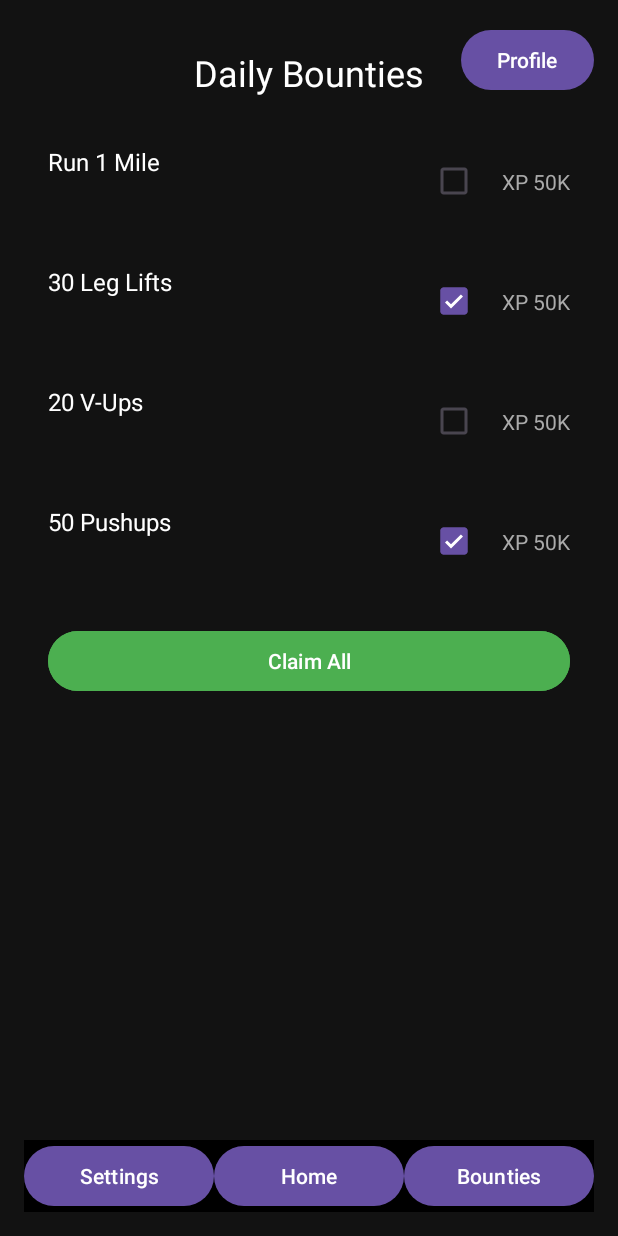
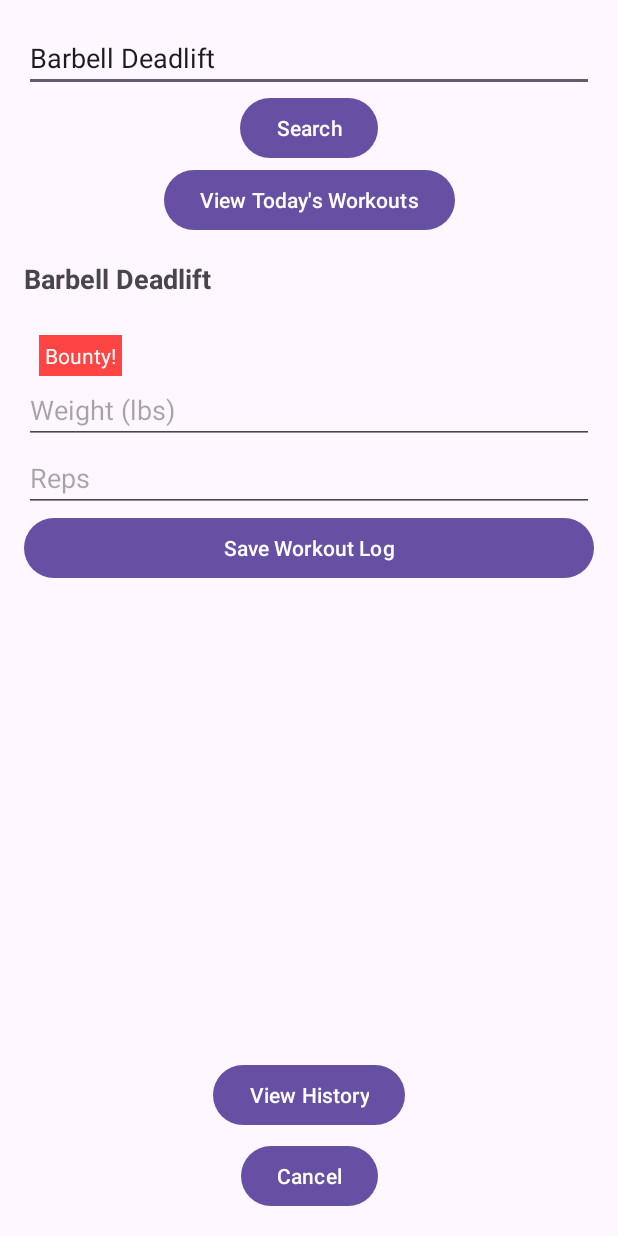
Before and after one commit to NordicNormad/GymRoyale, an Android app: the fragment BountyFragment placed in its activity, after a tap on "Claim All", on a phone screen of 412 x 824 dp. Run offline under Robolectric (Android 15) with nearby library versions, the phone set to English and light mode, and no system bars; our stand-ins replace Firebase (no records; nobody signed in at launch, a user with empty details on screens opened directly); 1 statement that could not run was skipped; 1 other tap on this screen came first.

Commit message:
bounty claim to workout log

```diff
--- a/app/build.gradle.kts
+++ b/app/build.gradle.kts
@@ -1,3 +1,5 @@
+import org.jetbrains.kotlin.ir.backend.js.compile
+
 plugins {
     alias(libs.plugins.android.application)
     alias(libs.plugins.kotlin.android)
@@ -36,8 +38,8 @@ android {
     }
 }
 
+
 dependencies {
-
     implementation(libs.androidx.core.ktx)
     implementation(libs.androidx.appcompat)
     implementation(libs.material)
--- a/app/src/main/java/com/cs407/gymroyale/BountyFragment.kt
+++ b/app/src/main/java/com/cs407/gymroyale/BountyFragment.kt
@@ -10,22 +10,23 @@ import android.widget.CheckBox
 import android.widget.TextView
 import android.widget.Toast
 import androidx.fragment.app.Fragment
+import androidx.lifecycle.lifecycleScope
 import androidx.recyclerview.widget.LinearLayoutManager
 import androidx.recyclerview.widget.RecyclerView
+import kotlinx.coroutines.Dispatchers
+import kotlinx.coroutines.launch
+import kotlinx.coroutines.withContext
+import java.io.BufferedReader
+import java.io.InputStreamReader
 
-data class Bounty(val task: String, val completed: Boolean)
+data class Bounty(val task: String, var isSelected: Boolean = false)
 
 class BountyFragment : Fragment() {
 
     private lateinit var recyclerView: RecyclerView
-    private lateinit var btnClaimAll: Button
-    //private lateinit var openSearchButton: Button
-    private val bountyList = listOf(
-        Bounty("Run 1 Mile", false),
-        Bounty("30 Leg Lifts", true),
-        Bounty("20 V-Ups", false),
-        Bounty("50 Pushups", true)
-    )
+    private lateinit var btnClaimBounty: Button
+    private lateinit var bountyAdapter: BountyAdapter
+    private var bountyList = mutableListOf<Bounty>()
 
     override fun onCreateView(
         inflater: LayoutInflater, container: ViewGroup?,
@@ -37,25 +38,32 @@ class BountyFragment : Fragment() {
         val bottomNavBountyButton = view.findViewById<Button>(R.id.buttonBottomNavBounties)
 
         recyclerView = view.findViewById(R.id.rvBounties)
-        btnClaimAll = view.findViewById(R.id.btnClaimAll)
-        //openSearchButton = view.findViewById(R.id.openSearchButton) // Referencing the button
+        btnClaimBounty = view.findViewById(R.id.btnClaimAll)
+
+        // Load workouts from CSV
+        loadWorkouts()
 
         // Set up RecyclerView
         recyclerView.layoutManager = LinearLayoutManager(requireContext())
-        recyclerView.adapter = BountyAdapter(bountyList)
+        bountyAdapter = BountyAdapter(bountyList)
+        recyclerView.adapter = bountyAdapter
 
-        // Button click listener for claiming all bounties
-        btnClaimAll.setOnClickListener {
-            Toast.makeText(requireContext(), "All bounties claimed!", Toast.LENGTH_SHORT).show()
+        // Button click listener for claiming a bounty
+        btnClaimBounty.setOnClickListener {
+            val selectedBounty = bountyAdapter.getSelectedBounty()
+            if (selectedBounty != null) {
+                // Navigate to SearchWorkout with the selected workout
+                val intent = Intent(requireContext(), SearchWorkout::class.java)
+                intent.putExtra("SELECTED_WORKOUT", selectedBounty.task)
+                intent.putExtra("IS_BOUNTY", true)
+                startActivity(intent)
+            } else {
+                Toast.makeText(requireContext(), "Please select a workout first", Toast.LENGTH_SHORT).show()
+            }
         }
 
-        // Open SearchWorkout activity when the button is clicked
-//        openSearchButton.setOnClickListener {
-//            val intent = Intent(requireContext(), SearchWorkout::class.java)
-//            startActivity(intent)
-//        }
 
-        bottomNavBountyButton.setOnClickListener {        }
+        bottomNavBountyButton.setOnClickListener { /* Empty */ }
 
         bottomNavSettingsButton.setOnClickListener { /* Empty */ }
         bottomNavHomeButton.setOnClickListener {
@@ -68,9 +76,37 @@ class BountyFragment : Fragment() {
         return view
     }
 
+    private fun loadWorkouts() {
+        lifecycleScope.launch {
+            bountyList.clear()
+            val workouts = readWorkoutsFromCsv()
+            bountyList.addAll(workouts.map { Bounty(it) })
+            bountyAdapter.notifyDataSetChanged()
+        }
+    }
+
+    private suspend fun readWorkoutsFromCsv(): List<String> {
+        return withContext(Dispatchers.IO) {
+            val workouts = mutableListOf<String>()
+            val inputStream = resources.openRawResource(R.raw.workouts)
+            val reader = BufferedReader(InputStreamReader(inputStream))
+
+            reader.useLines { lines ->
+                lines.forEach { line ->
+                    workouts.add(line.trim())
+                }
+            }
+
+            workouts
+        }
+    }
+
     // Inner Adapter Class
     inner class BountyAdapter(private val bounties: List<Bounty>) :
         RecyclerView.Adapter<BountyAdapter.BountyViewHolder>() {
+
+        // Keep track of the currently selected position
+        private var selectedPosition = -1
 
         inner class BountyViewHolder(view: View) : RecyclerView.ViewHolder(view) {
             val tvTask: TextView = view.findViewById(R.id.tvTask)
@@ -87,18 +123,29 @@ class BountyFragment : Fragment() {
         override fun onBindViewHolder(holder: BountyViewHolder, position: Int) {
             val bounty = bounties[position]
             holder.tvTask.text = bounty.task
-            holder.cbCompleted.isChecked = bounty.completed
             holder.tvXP.text = "XP 50K"
 
-            holder.cbCompleted.setOnCheckedChangeListener { _, isChecked ->
-                Toast.makeText(
-                    requireContext(),
-                    if (isChecked) "Completed: ${bounty.task}" else "Uncompleted: ${bounty.task}",
-                    Toast.LENGTH_SHORT
-                ).show()
+            // Check or uncheck the checkbox based on the current selection
+            holder.cbCompleted.isChecked = (position == selectedPosition)
+
+            // Handle checkbox clicks for selection
+            holder.cbCompleted.setOnClickListener {
+                // Update selected position
+                val previousSelectedPosition = selectedPosition
+                selectedPosition = if (selectedPosition == position) -1 else position
+
+                // Notify changes to refresh the view for both the old and new selection
+                notifyItemChanged(previousSelectedPosition)
+                notifyItemChanged(selectedPosition)
             }
         }
 
         override fun getItemCount() = bounties.size
+
+        // Return the selected bounty if any
+        fun getSelectedBounty(): Bounty? {
+            return if (selectedPosition != -1) bounties[selectedPosition] else null
+        }
     }
+
 }
--- a/app/src/main/java/com/cs407/gymroyale/SearchWorkout.kt
+++ b/app/src/main/java/com/cs407/gymroyale/SearchWorkout.kt
@@ -5,6 +5,7 @@ import android.os.Bundle
 import android.widget.ArrayAdapter
 import android.widget.AutoCompleteTextView
 import android.widget.Button
+import android.widget.TextView
 import android.widget.Toast
 import androidx.appcompat.app.AppCompatActivity
 import androidx.lifecycle.lifecycleScope
@@ -36,10 +37,25 @@ class SearchWorkout : AppCompatActivity() {
         buttonCancel = findViewById(R.id.buttonCancel)
 
         // Load workout data from the CSV file
+//        lifecycleScope.launch {
+//            workoutList = readWorkoutsFromCsv()
+//            setupAutoComplete()
+//        }
+
+        val preSelectedWorkout = intent.getStringExtra("SELECTED_WORKOUT")
+
+        // Load workout data from the CSV file
         lifecycleScope.launch {
             workoutList = readWorkoutsFromCsv()
             setupAutoComplete()
+
+            // If a workout was pre-selected, automatically select it
+            preSelectedWorkout?.let { workout ->
+                searchView.setText(workout)
+                selectWorkout(workout)
+            }
         }
+
 
         buttonSearch.setOnClickListener {
             val query = searchView.text.toString()
--- a/app/src/main/java/com/cs407/gymroyale/WorkoutHistoryActivity.kt
+++ b/app/src/main/java/com/cs407/gymroyale/WorkoutHistoryActivity.kt
@@ -74,4 +74,6 @@ class WorkoutHistoryActivity : AppCompatActivity() {
         }
     }
 
+
+
 }
--- a/app/src/main/java/com/cs407/gymroyale/WorkoutLogFragment.kt
+++ b/app/src/main/java/com/cs407/gymroyale/WorkoutLogFragment.kt
@@ -1,6 +1,7 @@
 package com.cs407.gymroyale
 
 import android.os.Bundle
+import android.util.Log
 import android.view.LayoutInflater
 import android.view.View
 import android.view.ViewGroup
@@ -17,6 +18,7 @@ import java.util.Locale
 class WorkoutLogFragment : Fragment() {
 
     private lateinit var textViewWorkoutName: TextView
+    private lateinit var textViewBounty: TextView
     private lateinit var editTextWeight: EditText
     private lateinit var editTextReps: EditText
     private lateinit var buttonSave: Button
@@ -35,21 +37,29 @@ class WorkoutLogFragment : Fragment() {
 
         // Retrieve workout name from arguments
         workoutName = arguments?.getString("WORKOUT_NAME") ?: "Unknown Workout"
+        val isBounty = activity?.intent?.getBooleanExtra("IS_BOUNTY", false) ?: true
 
         textViewWorkoutName = view.findViewById(R.id.textViewWorkoutName)
         editTextWeight = view.findViewById(R.id.editTextWeight)
         editTextReps = view.findViewById(R.id.editTextReps)
         buttonSave = view.findViewById(R.id.buttonSave)
         listViewLogs = view.findViewById(R.id.listViewLogs)
+        textViewBounty = view.findViewById(R.id.textViewBounty)
+
 
         // Set workout name
         textViewWorkoutName.text = workoutName
+        if (isBounty) {
+            Log.d("WorkoutLogFragment", "Setting bounty label to VISIBLE")
+            textViewBounty.visibility = View.VISIBLE
+        }
 
         csvManager = WorkoutLogCSVManager(requireContext())
         // Load existing logs and set up adapter
         loadExistingLogs()
 
         buttonSave.setOnClickListener {
+            textViewBounty.visibility = View.INVISIBLE
             saveWorkoutLog()
         }
 
--- a/app/src/main/res/layout/fragment_workout_log.xml
+++ b/app/src/main/res/layout/fragment_workout_log.xml
@@ -13,6 +13,16 @@
         android:textSize="18sp"
         android:textStyle="bold"
         android:layout_marginBottom="25dp"/>
+    <TextView
+        android:id="@+id/textViewBounty"
+        android:layout_width="wrap_content"
+        android:layout_height="wrap_content"
+        android:text="Bounty!"
+        android:background="@android:color/holo_red_light"
+        android:textColor="@android:color/white"
+        android:padding="4dp"
+        android:layout_marginStart="10dp"
+        android:visibility="invisible" />
 
     <EditText
         android:id="@+id/editTextWeight"
```
